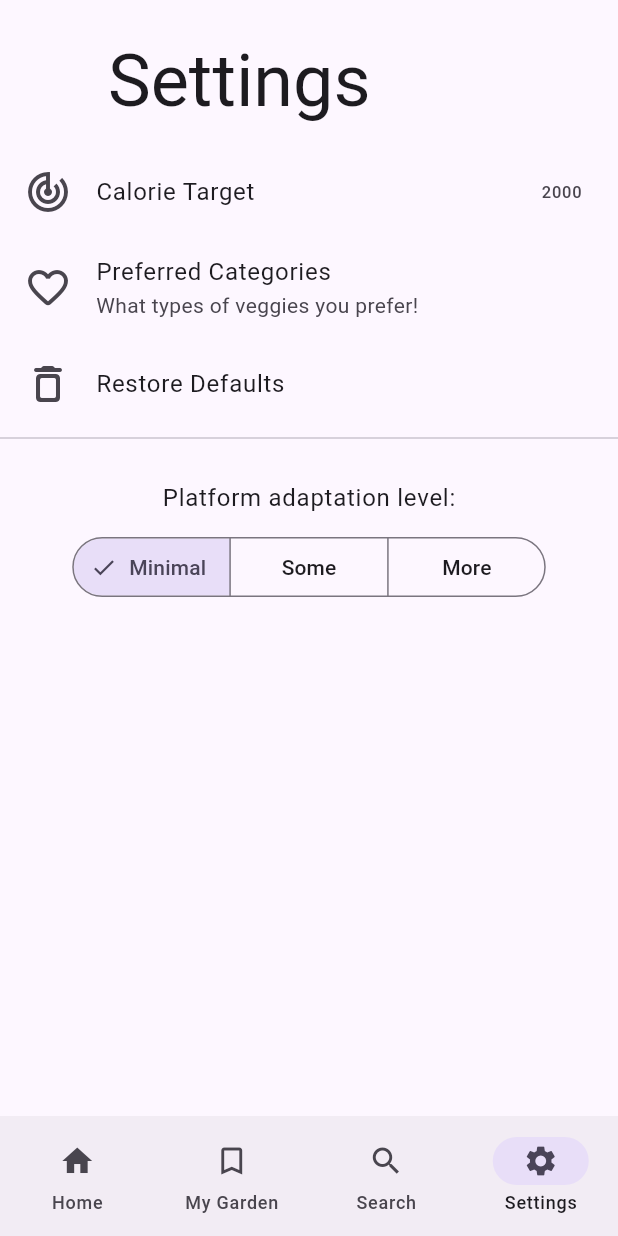
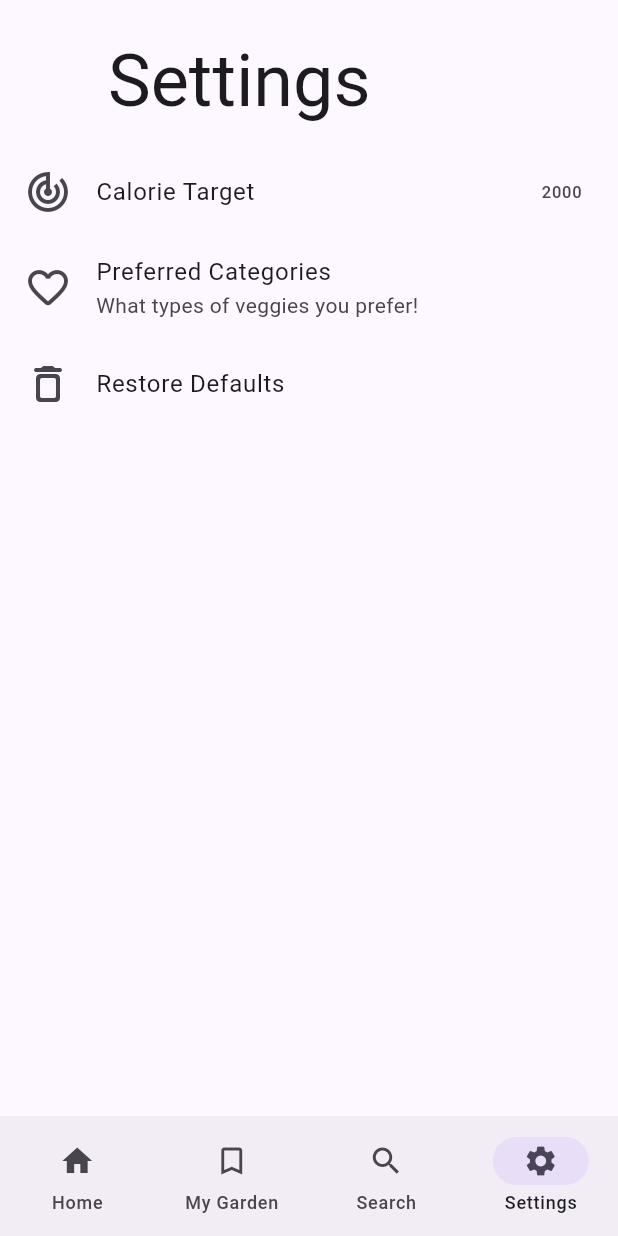
Before and after one commit to InMatrix/veggieseasons_adaptive, a Flutter app: the screen it shows after launch, item 4 of the bottom bar chosen, on a phone screen of 412 x 824 dp. Run offline on Flutter 3.47's test engine with Material 2 defaults, Android fonts, the light colour scheme and no system bars; our stand-ins replace font_awesome_flutter.

Commit message:
Use `Platform` class to control adaptation

```diff
--- a/lib/data/adaptation_settings.dart
+++ /dev/null
@@ -1,9 +0,0 @@
-enum AdaptationLevel {
-  // M3 default + Default adaptations by Flutter
-  //according to https://docs.flutter.dev/resources/platform-adaptations
-  minimal,
-  some, // To be defined https://github.com/InMatrix/veggieseasons_adaptive/issues/6
-  more, // To be defined https://github.com/InMatrix/veggieseasons_adaptive/issues/7
-}
-
-var iOSAdaptation = AdaptationLevel.minimal;
--- a/lib/main.dart
+++ b/lib/main.dart
@@ -12,7 +12,10 @@ class MyApp extends StatelessWidget {
     return MaterialApp(
       title: 'Flutter Demo',
       theme: ThemeData(
-          colorSchemeSeed: const Color(0xff6750a4), useMaterial3: true),
+        colorSchemeSeed: const Color(0xff6750a4),
+        // colorSchemeSeed: CupertinoColors.systemBackground,
+        useMaterial3: true,
+      ),
       home: const MyHomePage(title: 'Veggie Seasons Adaptive'),
     );
   }
--- a/lib/screens/settings.dart
+++ b/lib/screens/settings.dart
@@ -1,6 +1,7 @@
+import 'dart:io';
+
 import 'package:flutter/cupertino.dart';
 import 'package:flutter/material.dart';
-import 'package:veggieseasons_adaptive/data/adaptation_settings.dart';
 import 'package:veggieseasons_adaptive/data/veggie.dart';
 
 import '../styles.dart';
@@ -10,25 +11,7 @@ class SettingScreen extends StatelessWidget {
 
   void _showResetDialog(context,
       {required String title, required String content}) {
-    if (iOSAdaptation == AdaptationLevel.minimal) {
-      showDialog<String>(
-        context: context,
-        builder: (BuildContext context) => AlertDialog(
-          title: Text(title),
-          content: Text(content),
-          actions: <Widget>[
-            TextButton(
-              onPressed: () => Navigator.pop(context, 'Yes'),
-              child: const Text('Yes'),
-            ),
-            TextButton(
-              onPressed: () => Navigator.pop(context, 'No'),
-              child: const Text('No'),
-            ),
-          ],
-        ),
-      );
-    } else {
+    if (Platform.isIOS) {
       showCupertinoDialog<void>(
         context: context,
         builder: (context) => CupertinoAlertDialog(
@@ -47,6 +30,24 @@ class SettingScreen extends StatelessWidget {
               child: const Text('No'),
               onPressed: () => Navigator.pop(context),
             )
+          ],
+        ),
+      );
+    } else {
+      showDialog<String>(
+        context: context,
+        builder: (BuildContext context) => AlertDialog(
+          title: Text(title),
+          content: Text(content),
+          actions: <Widget>[
+            TextButton(
+              onPressed: () => Navigator.pop(context, 'Yes'),
+              child: const Text('Yes'),
+            ),
+            TextButton(
+              onPressed: () => Navigator.pop(context, 'No'),
+              child: const Text('No'),
+            ),
           ],
         ),
       );
@@ -109,70 +110,10 @@ class SettingScreen extends StatelessWidget {
                   content:
                       "Are you sure you want to reset the current settings?"),
             ),
-            Divider(),
-            AdaptationLevelSelector(),
+
           ]),
         ),
       ],
-    );
-  }
-}
-
-class AdaptationLevelSelector extends StatefulWidget {
-  const AdaptationLevelSelector({
-    super.key,
-  });
-
-  @override
-  State<AdaptationLevelSelector> createState() =>
-      _AdaptationLevelSelectorState();
-}
-
-class _AdaptationLevelSelectorState extends State<AdaptationLevelSelector> {
-  // var selectedAdaptationLevel = iOSAdaptation;
-  @override
-  Widget build(BuildContext context) {
-    return Padding(
-      padding: const EdgeInsets.symmetric(horizontal: 40.0, vertical: 20.0),
-      child: Column(
-        children: [
-          Text(
-            "Platform adaptation level:",
-            style: Theme.of(context).textTheme.bodyLarge,
-          ),
-          SizedBox(height: 10.0),
-          SegmentedButton<AdaptationLevel>(
-            style: iOSAdaptation == AdaptationLevel.minimal
-                ? null
-                : Styles.iOSSegmentedButtonStyle,
-            showSelectedIcon:
-                iOSAdaptation == AdaptationLevel.minimal ? true : false,
-            segments: const [
-              ButtonSegment<AdaptationLevel>(
-                value: AdaptationLevel.minimal,
-                label: Text('Minimal'),
-              ),
-              ButtonSegment<AdaptationLevel>(
-                value: AdaptationLevel.some,
-                label: Text('Some'),
-              ),
-              ButtonSegment<AdaptationLevel>(
-                value: AdaptationLevel.more,
-                label: Text('More'),
-              ),
-            ],
-            selected: <AdaptationLevel>{iOSAdaptation},
-            onSelectionChanged: (Set<AdaptationLevel> newSelection) {
-              setState(() {
-                // By default there is only a single segment that can be
-                // selected at one time, so its value is always the first
-                // item in the selected set.
-                iOSAdaptation = newSelection.first;
-              });
-            },
-          ),
-        ],
-      ),
     );
   }
 }
@@ -194,25 +135,12 @@ class VeggieCategorySettingsScreen extends StatelessWidget {
                 ListTile(
                   title: Text(item.name,
                       style: Theme.of(context).textTheme.bodyLarge),
-                  trailing: iOSAdaptation == AdaptationLevel.minimal
-                      ? Switch(
+                  trailing: Switch.adaptive(
                     value: false,
                     onChanged: (value) => {
                       ScaffoldMessenger.of(context).showSnackBar(
                         SnackBar(
-                                content:
-                                    const Text("The switch doesn't work yet."),
-                              ),
-                            ),
-                          },
-                        )
-                      : Switch.adaptive(
-                          value: false,
-                          onChanged: (value) => {
-                            ScaffoldMessenger.of(context).showSnackBar(
-                              SnackBar(
-                                content:
-                                    const Text("The switch doesn't work yet."),
+                          content: const Text("The switch doesn't work yet."),
                         ),
                       ),
                     },
--- a/lib/widgets/veggie_headline.dart
+++ b/lib/widgets/veggie_headline.dart
@@ -1,5 +1,6 @@
+import 'dart:io';
+
 import 'package:flutter/material.dart';
-import 'package:veggieseasons_adaptive/data/adaptation_settings.dart';
 import 'package:veggieseasons_adaptive/data/veggie.dart';
 import 'package:veggieseasons_adaptive/styles.dart';
 import 'package:veggieseasons_adaptive/screens/details.dart';
@@ -77,9 +78,7 @@ class VeggieHeadline extends StatelessWidget {
         );
       },
       // build each item using either `_itemRow` or `_itemListTile`
-      child: iOSAdaptation == AdaptationLevel.minimal
-          ? _itemListTile(themeData)
-          : _itemRow(themeData),
+      child: Platform.isIOS ? _itemRow(themeData) : _itemListTile(themeData),
     );
   }
 
```
Also changed, not shown: lib/screens/details.dart (+26 -31 lines), lib/screens/search.dart (+17 -16 lines), lib/widgets/info_view.dart (+0 -11 lines), 4 other files. Lines whose indentation alone changed are shown as unchanged.
